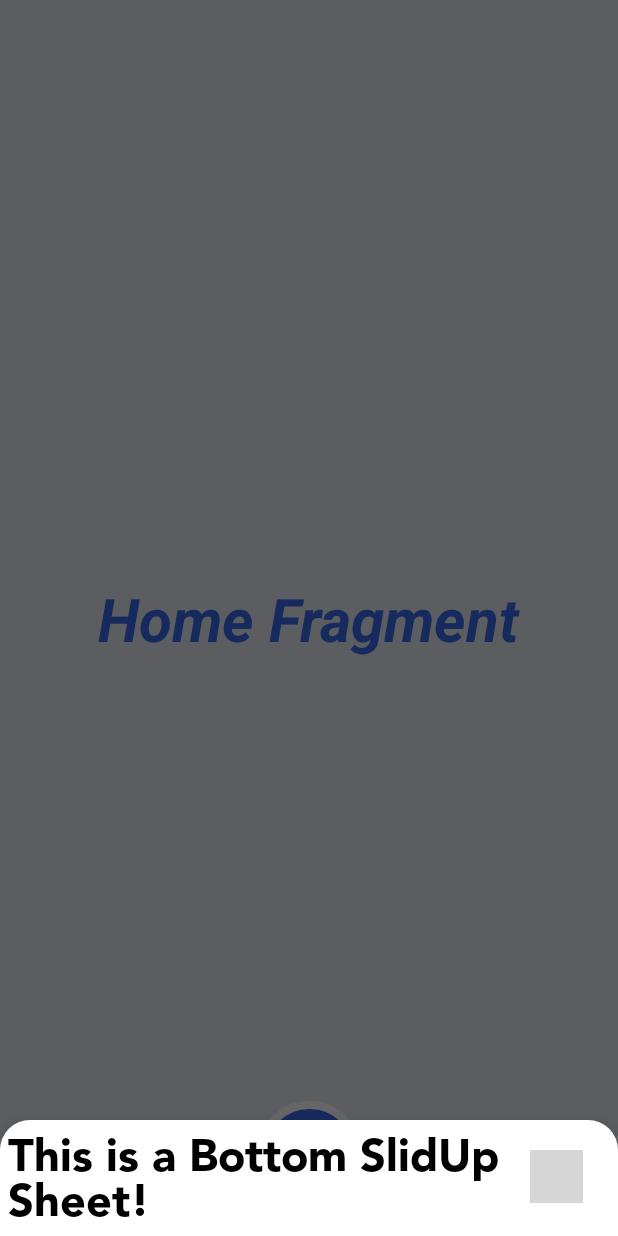
After one commit to SiddyDevelops/Blogaro, an Android app: the fragment BottomSheetDialog placed in its activity, on a phone screen of 412 x 824 dp. The commit adds this screen. Run offline under Robolectric (Android 15) with nearby library versions, the phone set to English and light mode, and no system bars; grey boxes are pictures that could not be loaded.

Commit message:
S-BottomSheet

```diff
--- /dev/null
+++ b/Blogaro/app/src/main/java/com/siddydevelops/blogaro/BottomSheetDialog.java
@@ -0,0 +1,25 @@
+package com.siddydevelops.blogaro;
+
+import android.graphics.Color;
+import android.os.Bundle;
+import android.view.LayoutInflater;
+import android.view.View;
+import android.view.ViewGroup;
+import android.view.WindowManager;
+
+import androidx.annotation.NonNull;
+import androidx.annotation.Nullable;
+import androidx.constraintlayout.widget.ConstraintLayout;
+
+import com.google.android.material.bottomsheet.BottomSheetDialogFragment;
+
+public class BottomSheetDialog extends BottomSheetDialogFragment {
+
+    @Nullable
+    @Override
+    public View onCreateView(@NonNull LayoutInflater inflater, @Nullable ViewGroup container, @Nullable Bundle savedInstanceState) {
+
+        View view = inflater.inflate(R.layout.profile_bottom_sheet,container,false);
+        return view;
+    }
+}
--- a/Blogaro/app/src/main/java/com/siddydevelops/blogaro/NavFragments/FragmentProfile.java
+++ b/Blogaro/app/src/main/java/com/siddydevelops/blogaro/NavFragments/FragmentProfile.java
@@ -10,7 +10,11 @@
 import android.view.LayoutInflater;
 import android.view.View;
 import android.view.ViewGroup;
+import android.view.Window;
+import android.view.WindowManager;
+import android.widget.LinearLayout;
 
+import com.siddydevelops.blogaro.BottomSheetDialog;
 import com.siddydevelops.blogaro.R;
 
 public class FragmentProfile extends Fragment {
@@ -53,6 +57,10 @@
                 postBTN.setBackgroundColor(getResources().getColor(R.color.blue_off));
                 followingBTN.setBackgroundColor(getResources().getColor(R.color.blue_on));
                 followersBTN.setBackgroundColor(getResources().getColor(R.color.blue_off));
+
+                BottomSheetDialog bottomSheetDialog = new BottomSheetDialog();
+
+                bottomSheetDialog.show(getActivity().getSupportFragmentManager(), "ModalBottomSheet");
             }
         });
 
--- /dev/null
+++ b/Blogaro/app/src/main/res/drawable/top_rounded_corners.xml
@@ -0,0 +1,5 @@
+<?xml version="1.0" encoding="utf-8"?>
+<shape xmlns:android="http://schemas.android.com/apk/res/android">
+    <solid android:color="@color/white" />
+    <corners android:topRightRadius="20dp" android:topLeftRadius="20dp"/>
+</shape>
--- /dev/null
+++ b/Blogaro/app/src/main/res/layout/profile_bottom_sheet.xml
@@ -0,0 +1,19 @@
+<?xml version="1.0" encoding="utf-8"?>
+<androidx.constraintlayout.widget.ConstraintLayout xmlns:android="http://schemas.android.com/apk/res/android"
+    android:layout_width="match_parent"
+    android:layout_height="wrap_content"
+    android:padding="5dp"
+    xmlns:app="http://schemas.android.com/apk/res-auto">
+
+    <TextView
+        android:layout_width="wrap_content"
+        android:layout_height="wrap_content"
+        android:fontFamily="@font/avenir_std_black"
+        android:text="This is a Bottom SlidUp Sheet!"
+        android:textColor="@color/black"
+        android:textSize="30sp"
+        app:layout_constraintEnd_toEndOf="parent"
+        app:layout_constraintStart_toStartOf="parent"
+        app:layout_constraintTop_toTopOf="parent" />
+
+</androidx.constraintlayout.widget.ConstraintLayout>
--- a/Blogaro/app/src/main/res/values-night/themes.xml
+++ b/Blogaro/app/src/main/res/values-night/themes.xml
@@ -12,5 +12,19 @@
         <!-- Status bar color. -->
         <item name="android:statusBarColor" tools:targetApi="l">?attr/colorPrimaryVariant</item>
         <!-- Customize your theme here. -->
+
+        <item name="bottomSheetDialogTheme">@style/AppBottomSheetDialogTheme</item>
+
     </style>
+
+    <style name="AppBottomSheetDialogTheme"
+        parent="Theme.Design.Light.BottomSheetDialog">
+        <item name="bottomSheetStyle">@style/AppModalStyle</item>
+    </style>
+
+    <style name="AppModalStyle"
+        parent="Widget.Design.BottomSheet.Modal">
+        <item name="android:background">@drawable/top_rounded_corners</item>
+    </style>
+
 </resources>
--- a/Blogaro/app/src/main/res/values/themes.xml
+++ b/Blogaro/app/src/main/res/values/themes.xml
@@ -12,5 +12,19 @@
         <!-- Status bar color. -->
         <item name="android:statusBarColor" tools:targetApi="l">?attr/colorPrimaryVariant</item>
         <!-- Customize your theme here. -->
+
+        <item name="bottomSheetDialogTheme">@style/AppBottomSheetDialogTheme</item>
+
     </style>
+
+    <style name="AppBottomSheetDialogTheme"
+        parent="Theme.Design.Light.BottomSheetDialog">
+        <item name="bottomSheetStyle">@style/AppModalStyle</item>
+    </style>
+
+    <style name="AppModalStyle"
+        parent="Widget.Design.BottomSheet.Modal">
+        <item name="android:background">@drawable/top_rounded_corners</item>
+    </style>
+
 </resources>
```
